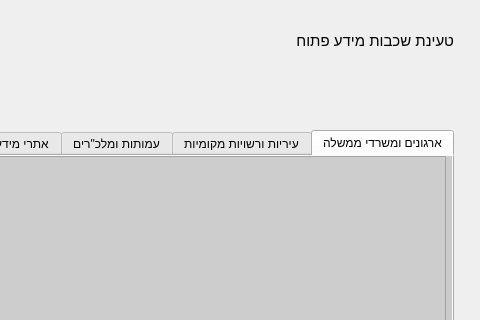
Qt form opendata_loader_dialog_base.ui (KaplanOpenSource/qgis-open-data) before a commit; both pictures show x 167 to 647 and y 0 to 320 of the 647 by 693 pixel window.
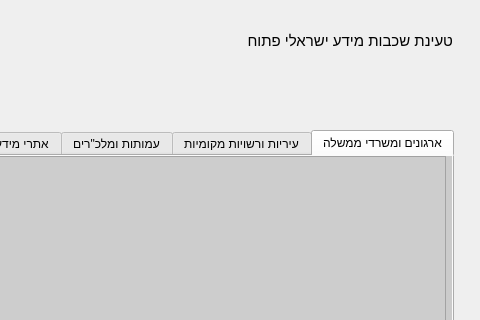
The same form after that commit. Icons and pictures are not drawn.

Commit message: Align terminology in plugin name/description

Diff of the .ui file:
```diff
--- a/opendata_loader_dialog_base.ui
+++ b/opendata_loader_dialog_base.ui
@@ -101,9 +101,9 @@
   <widget class="QLabel" name="header">
    <property name="geometry">
     <rect>
-     <x>440</x>
+     <x>410</x>
      <y>10</y>
-     <width>181</width>
+     <width>210</width>
      <height>61</height>
     </rect>
    </property>
@@ -116,7 +116,7 @@
     <enum>Qt::RightToLeft</enum>
    </property>
    <property name="text">
-    <string>טעינת שכבות מידע פתוח</string>
+    <string>טעינת שכבות מידע ישראלי פתוח</string>
    </property>
    <property name="scaledContents">
     <bool>true</bool>
```
Left out of the diff: 2 changed lines with no effect on the pictures.
